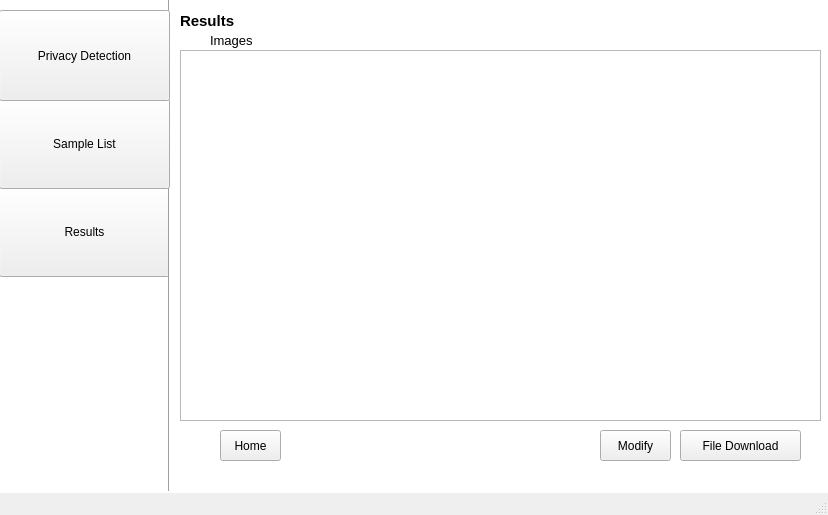
Qt form app/gui/UI/ui_4.ui (CSID-DGU/2023-1-CECD3-Sugar-4) before a commit.
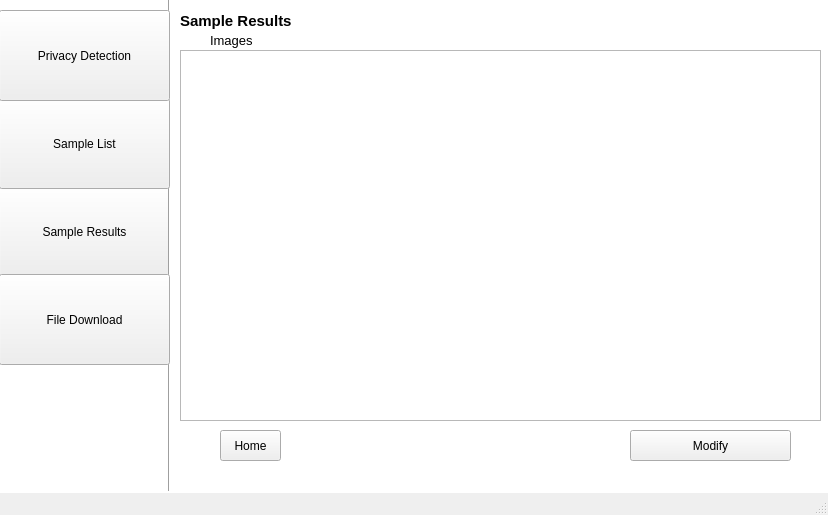
The same form after that commit.

Commit message:
ui: File Download 기능 추가
File Download & Sample Results

```diff
--- a/app/gui/UI/ui_4.ui
+++ b/app/gui/UI/ui_4.ui
@@ -46,7 +46,7 @@
      </rect>
     </property>
     <property name="text">
-     <string>Results</string>
+     <string>Sample Results</string>
     </property>
    </widget>
    <widget class="Line" name="line">
@@ -70,7 +70,7 @@
      <rect>
       <x>180</x>
       <y>10</y>
-      <width>71</width>
+      <width>111</width>
       <height>21</height>
      </rect>
     </property>
@@ -81,7 +81,7 @@
      </font>
     </property>
     <property name="text">
-     <string>Results</string>
+     <string>Sample Results</string>
     </property>
    </widget>
    <widget class="QPushButton" name="pushButton_3">
@@ -97,19 +97,6 @@
      <string>Home</string>
     </property>
    </widget>
-   <widget class="QPushButton" name="pushButton_4">
-    <property name="geometry">
-     <rect>
-      <x>680</x>
-      <y>430</y>
-      <width>121</width>
-      <height>31</height>
-     </rect>
-    </property>
-    <property name="text">
-     <string>File Download</string>
-    </property>
-   </widget>
    <widget class="QLabel" name="label_3">
     <property name="geometry">
      <rect>
@@ -168,9 +155,9 @@
    <widget class="QPushButton" name="pushButton_5">
     <property name="geometry">
      <rect>
-      <x>600</x>
+      <x>630</x>
       <y>430</y>
-      <width>71</width>
+      <width>161</width>
       <height>31</height>
      </rect>
     </property>
@@ -178,6 +165,19 @@
      <string>Modify</string>
     </property>
    </widget>
+   <widget class="QPushButton" name="pushButton_7">
+    <property name="geometry">
+     <rect>
+      <x>-1</x>
+      <y>274</y>
+      <width>171</width>
+      <height>91</height>
+     </rect>
+    </property>
+    <property name="text">
+     <string>File Download</string>
+    </property>
+   </widget>
   </widget>
   <widget class="QMenuBar" name="menubar">
    <property name="geometry">
```
The commit also changes 12 other files.
